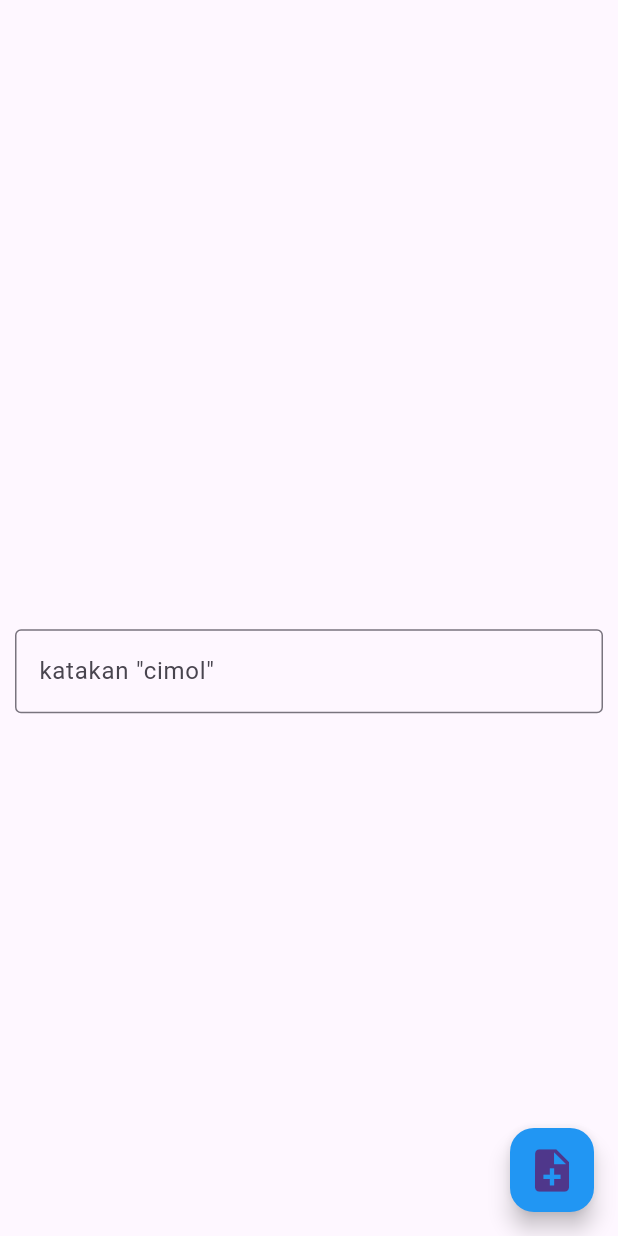
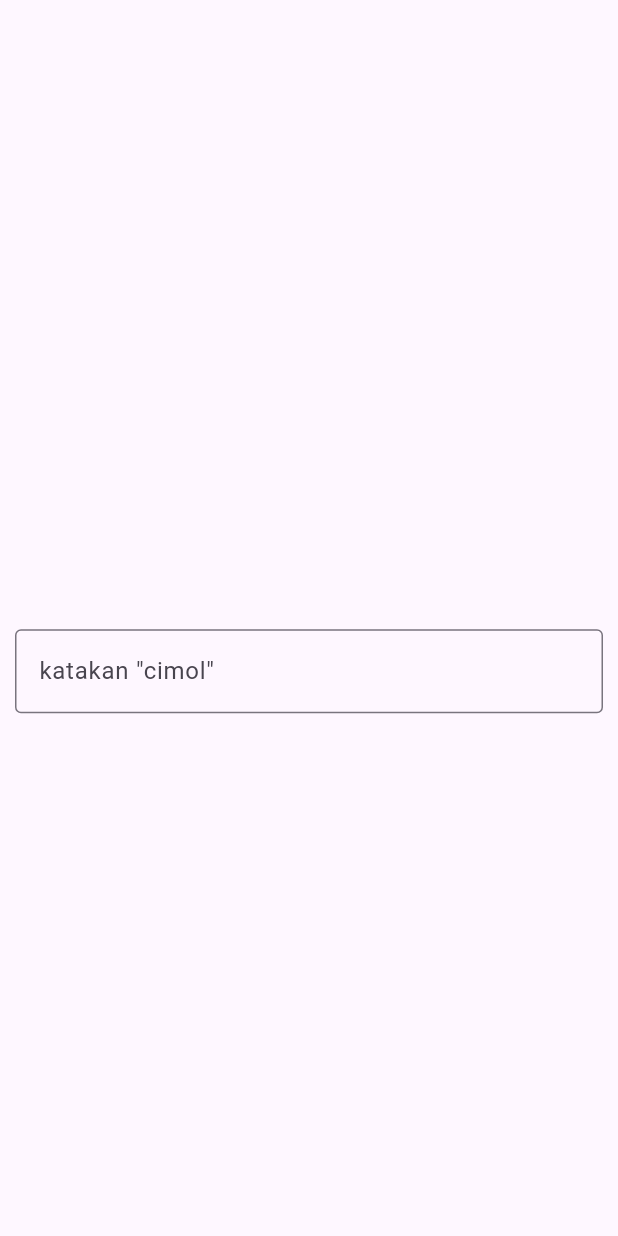
Before and after one commit to cimolorangbekasi/after_vacuum, a Flutter app: the screen it shows after launch, on a phone screen of 412 x 824 dp. Run offline on Flutter 3.47's test engine with Material 3 defaults, Android fonts, the phone set to English and light mode, and no system bars; our stand-ins replace get.

```diff
--- a/lib/screen/home/home.dart
+++ b/lib/screen/home/home.dart
@@ -33,12 +33,12 @@ class Home extends StatelessWidget {
           ),
         ],
       ),
-      floatingActionButton: FloatingActionButton(
-        backgroundColor: Colors.blue,
-        heroTag: 'grid',
-        onPressed: () => (),
-        child: const Icon(Icons.note_add, size: 34),
-      ),
+      // floatingActionButton: FloatingActionButton(
+      //   backgroundColor: Colors.blue,
+      //   heroTag: 'grid',
+      //   onPressed: () => (),
+      //   child: const Icon(Icons.note_add, size: 34),
+      // ),
     );
   }
 }
```
Also changed, not shown: lib/screen/home/detail/detail.dart (+10 -0 lines).
